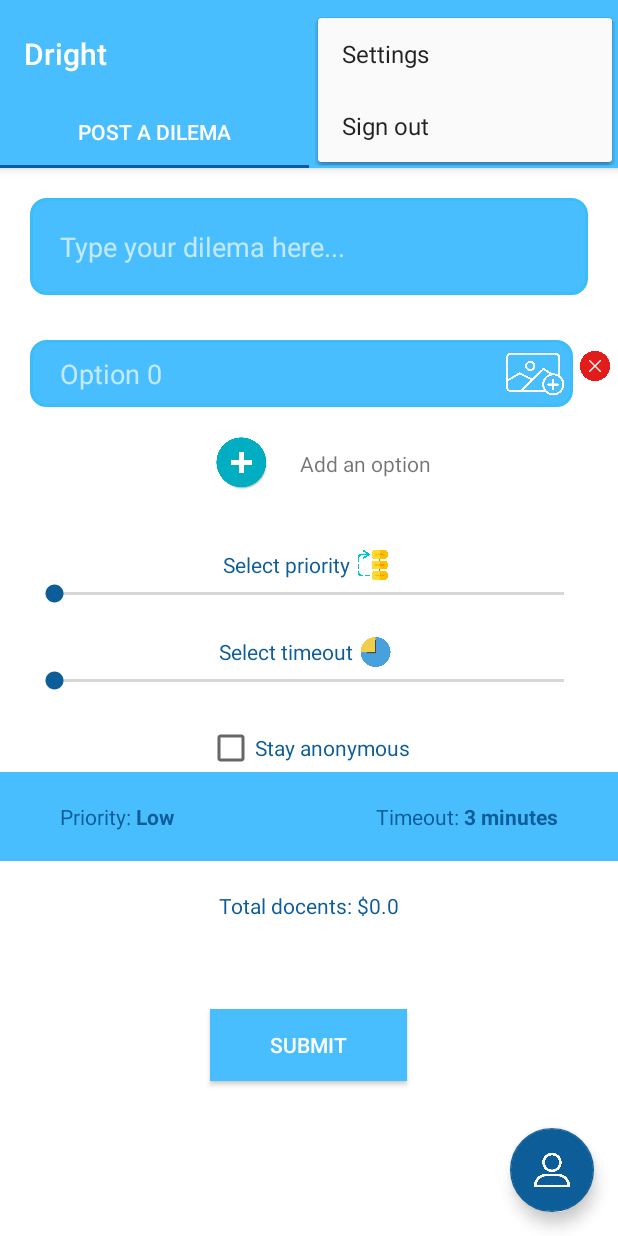
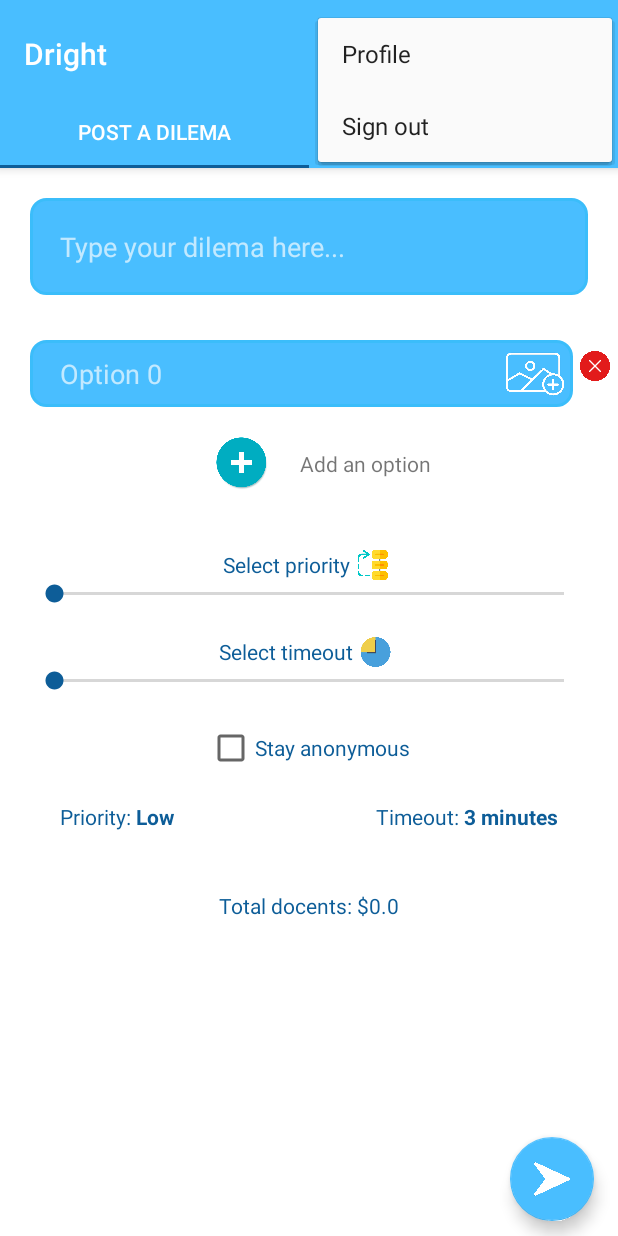
Before and after one commit to donat-imeri/dright, an Android app: the screen it shows after launch once a user with an empty profile is signed in (DecisionsAcitivity), with the options menu open, on a phone screen of 412 x 824 dp. Run offline under Robolectric (Android 15) with nearby library versions, the phone set to English and light mode, and no system bars; our stand-ins replace Firebase (no records; nobody signed in at launch, a user with empty details on screens opened directly), data binding; 1 statement that could not run was skipped.

Commit message:
Floating button changed and profile icon added

```diff
--- a/app/src/main/java/com/dright/DecisionsAcitivity.java
+++ b/app/src/main/java/com/dright/DecisionsAcitivity.java
@@ -1,6 +1,7 @@
 package com.dright;
 
 import android.content.Intent;
+import android.os.Process;
 import android.support.annotation.NonNull;
 import android.support.design.widget.TabLayout;
 import android.support.design.widget.FloatingActionButton;
@@ -66,20 +67,14 @@ public class DecisionsAcitivity extends AppCompatActivity {
         mViewPager.addOnPageChangeListener(new TabLayout.TabLayoutOnPageChangeListener(tabLayout));
         tabLayout.addOnTabSelectedListener(new TabLayout.ViewPagerOnTabSelectedListener(mViewPager));
 
-        FloatingActionButton fab = (FloatingActionButton) findViewById(R.id.fab);
-        fab.setOnClickListener(new View.OnClickListener() {
-            @Override
-            public void onClick(View view) {
-                Intent intent = new Intent(DecisionsAcitivity.this, MyProfileActivity.class);
-                startActivity(intent);
-            }
-        });
 
     }
 
     @Override
     public void onBackPressed() {
         super.onBackPressed();
+        moveTaskToBack(true);
+        android.os.Process.killProcess(Process.myPid());
         System.exit(1);
     }
 
@@ -104,6 +99,9 @@ public class DecisionsAcitivity extends AppCompatActivity {
         else if(id==R.id.action_signout){
             FirebaseAuth.getInstance().signOut();
             finish();
+        }
+        else if (id==R.id.go_to_profile){
+            openProfileActivity();
         }
 
         return super.onOptionsItemSelected(item);
--- a/app/src/main/java/com/dright/MyDecisionsTab.java
+++ b/app/src/main/java/com/dright/MyDecisionsTab.java
@@ -7,6 +7,7 @@ import android.os.Bundle;
 import android.provider.MediaStore;
 import android.support.annotation.NonNull;
 import android.support.annotation.Nullable;
+import android.support.design.widget.FloatingActionButton;
 import android.support.v4.app.Fragment;
 import android.util.Log;
 import android.view.LayoutInflater;
@@ -35,7 +36,7 @@ import java.util.List;
 public class MyDecisionsTab extends Fragment {
     public final static int RC_IMAGE=1;
 
-    private Button btnSubmit;
+    private FloatingActionButton btnSubmit;
     private CheckBox chbAnonymous;
     private LinearLayout addOption, optionsLayout;
     private EditText dilemaDescription;
@@ -63,7 +64,6 @@ public class MyDecisionsTab extends Fragment {
         optionCounter=0;
         imageUri=null;
         currentView=null;
-        btnSubmit=(Button)activity.findViewById(R.id.btn_submit);
         chbAnonymous=(CheckBox)activity.findViewById(R.id.chb_stay_anonymous);
         addOption=(LinearLayout) activity.findViewById(R.id.layout_add_option);
         optionsLayout=(LinearLayout) activity.findViewById(R.id.options_layout);
@@ -74,6 +74,7 @@ public class MyDecisionsTab extends Fragment {
         txtPriority=(TextView) activity.findViewById(R.id.lbl_priority_value);
         txtTimeout=(TextView) activity.findViewById(R.id.lbl_timout_type);
         lblError=(TextView) activity.findViewById(R.id.lbl_dilema_error);
+        btnSubmit = (FloatingActionButton) activity.findViewById(R.id.btn_submit);
         fb=FirebaseDatabase.getInstance();
         auth=FirebaseAuth.getInstance();
         userDocents=null;
--- a/app/src/main/res/layout/activity_decisions.xml
+++ b/app/src/main/res/layout/activity_decisions.xml
@@ -56,12 +56,4 @@
         android:layout_height="match_parent"
         app:layout_behavior="@string/appbar_scrolling_view_behavior" />
 
-    <android.support.design.widget.FloatingActionButton
-        android:id="@+id/fab"
-        android:layout_width="wrap_content"
-        android:layout_height="61dp"
-        android:layout_gravity="end|bottom"
-        android:layout_margin="@dimen/fab_margin"
-        app:srcCompat="@drawable/profile" />
-
 </android.support.design.widget.CoordinatorLayout>
--- a/app/src/main/res/layout/my_decision_tab.xml
+++ b/app/src/main/res/layout/my_decision_tab.xml
@@ -1,6 +1,10 @@
 <?xml version="1.0" encoding="utf-8"?>
 
-<ScrollView xmlns:android="http://schemas.android.com/apk/res/android"
+<RelativeLayout xmlns:android="http://schemas.android.com/apk/res/android"
+    android:layout_width="match_parent"
+    android:layout_height="match_parent">
+
+    <ScrollView
         android:layout_width="match_parent"
         android:layout_height="match_parent"
         xmlns:app="http://schemas.android.com/apk/res-auto"
@@ -122,7 +126,6 @@
                 android:layout_width="match_parent"
                 android:layout_height="wrap_content"
                 xmlns:app="http://schemas.android.com/apk/res-auto"
-            android:background="@color/colorPrimary"
                 android:padding="20sp">
 
                 <TextView
@@ -198,18 +201,29 @@
                 android:text="You don't have enough docents"
                 android:layout_marginTop="20dp"
                 android:textColor="@color/colorRed"
-            android:visibility="invisible"/>
+                android:visibility="invisible"
+                android:layout_marginBottom="100sp"/>
 
-        <Button
+        </LinearLayout>
+    </ScrollView>
+
+    <LinearLayout
+        android:layout_width="wrap_content"
+        android:layout_height="wrap_content"
+        android:gravity="bottom"
+        android:layout_alignParentRight="true"
+        android:layout_alignParentBottom="true"
+        android:layout_marginBottom="50sp">
+
+        <android.support.design.widget.FloatingActionButton
+            xmlns:app="http://schemas.android.com/apk/res-auto"
             android:id="@+id/btn_submit"
             android:layout_width="wrap_content"
-            android:layout_height="wrap_content"
-            android:text="Submit"
-            android:layout_marginTop="20dp"
-            android:layout_marginBottom="100dp"
-            android:background="@color/colorPrimary"
-            android:textColor="@color/colorWhite"
-            android:paddingLeft="40sp"
-            android:paddingRight="40sp" />
+            android:layout_height="61dp"
+            android:layout_margin="@dimen/fab_margin"
+            android:src="@drawable/right_arrow"
+            app:backgroundTint="@color/colorPrimary"/>
+
     </LinearLayout>
-</ScrollView>
+
+</RelativeLayout>
--- a/app/src/main/res/menu/menu_decisions_acitivity.xml
+++ b/app/src/main/res/menu/menu_decisions_acitivity.xml
@@ -1,7 +1,14 @@
 <menu xmlns:android="http://schemas.android.com/apk/res/android"
     xmlns:app="http://schemas.android.com/apk/res-auto"
     xmlns:tools="http://schemas.android.com/tools"
-    tools:context="com.dright.DecisionsAcitivity">
+    tools:context="com.dright.DecisionsAcitivity"
+    >
+    <item
+        android:id="@+id/go_to_profile"
+        android:icon="@drawable/profile"
+        app:showAsAction="ifRoom"
+        android:title="Profile">
+    </item>
     <item
         android:id="@+id/action_settings"
         android:orderInCategory="100"
--- a/app/src/main/res/values/strings.xml
+++ b/app/src/main/res/values/strings.xml
@@ -6,7 +6,7 @@
     <string name="nav_header_title">Android Studio</string>
     <string name="nav_header_subtitle">android.studio@android.com</string>
     <string name="nav_header_desc">Navigation header</string>
-    <string name="action_settings">Settings</string>
+    <string name="action_settings">Profile</string>
     <string name="title_activity_decisions_acitivity">DecisionsAcitivity</string>
     <string name="tab_text_1">Post a dilema</string>
     <string name="tab_text_2">Others dilemas</string>
```
Also changed, not shown: app/src/main/res/drawable/right_arrow.png (added). Lines whose indentation alone changed are shown as unchanged.
